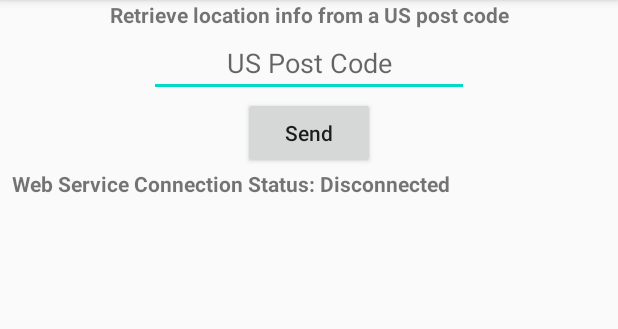
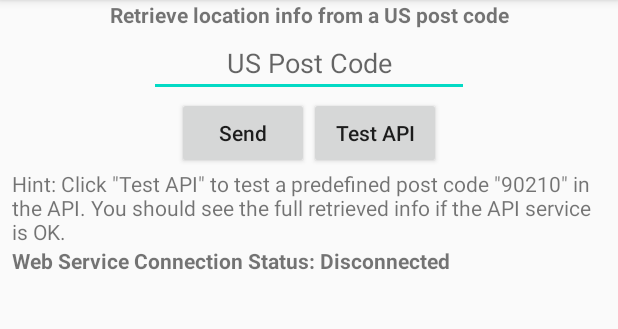
Before and after one commit to fangyiwen/NUMAD20SuYiwenFang, an Android app: the AtYourServiceActivity screen opened directly, with no data from a screen before it, on a phone screen of 412 x 824 dp, the part 84-413 px from its top. Run offline under Robolectric (Android 15) with nearby library versions, the phone set to English and light mode, and no system bars.

Commit message:
Add Test API button

```diff
--- a/app/src/main/java/com/myexample/numad20su_yiwenfang/AtYourServiceActivity.java
+++ b/app/src/main/java/com/myexample/numad20su_yiwenfang/AtYourServiceActivity.java
@@ -51,8 +51,10 @@ public class AtYourServiceActivity extends AppCompatActivity {
             textView11.setText("\nError: Post code can't be empty!");
             return;
         }
-        // Disable "Send" button before the retrieved process is finished
+        // Disable "Send" and "Test API" before the retrieved process is finished
         findViewById(R.id.button14).setEnabled(false);
+        findViewById(R.id.button17).setEnabled(false);
+
         inputPostCode = "\nInput post code: " + postCode;
         textView11.setText(inputPostCode + "\n\n(Pending...)");
         // Reset input EditText as empty after button click
@@ -62,6 +64,13 @@ public class AtYourServiceActivity extends AppCompatActivity {
         // Start AsyncTask
         myTask = new ApiTask();
         myTask.execute(url);
+    }
+
+    public void testApi(View view) {
+        // Use API predefined post code "90210" to check the API service works well
+        EditText postCodeEditText = findViewById(R.id.editText3);
+        postCodeEditText.setText("90210");
+        findViewById(R.id.button14).performClick();
     }
 
     private class ApiTask extends AsyncTask<String, String, String> {
@@ -174,8 +183,9 @@ public class AtYourServiceActivity extends AppCompatActivity {
         protected void onPostExecute(String result) {
             // Display the text returned by the doInBackground() method
             textView11.setText(inputPostCode + result);
-            // Enable "Send" button after the retrieved process is finished
+            // Enable "Send" and "Test API" after the retrieved process is finished
             findViewById(R.id.button14).setEnabled(true);
+            findViewById(R.id.button17).setEnabled(true);
         }
     }
 }
--- a/app/src/main/res/layout/activity_at_your_service.xml
+++ b/app/src/main/res/layout/activity_at_your_service.xml
@@ -33,13 +33,38 @@
                 android:inputType="none"
                 android:textAlignment="center" />
 
-            <Button
-                android:id="@+id/button14"
+            <LinearLayout
                 android:layout_width="wrap_content"
                 android:layout_height="wrap_content"
-                android:onClick="send"
-                android:text="@string/button14_string"
-                android:textAllCaps="false" />
+                android:orientation="horizontal">
+
+                <Button
+                    android:id="@+id/button14"
+                    android:layout_width="wrap_content"
+                    android:layout_height="wrap_content"
+                    android:onClick="send"
+                    android:text="@string/button14_string"
+                    android:textAllCaps="false" />
+
+                <Button
+                    android:id="@+id/button17"
+                    android:layout_width="wrap_content"
+                    android:layout_height="wrap_content"
+                    android:layout_weight="1"
+                    android:onClick="testApi"
+                    android:text="@string/test_api_string"
+                    android:textAllCaps="false" />
+
+            </LinearLayout>
+
+            <TextView
+                android:id="@+id/textView13"
+                android:layout_width="wrap_content"
+                android:layout_height="0dp"
+                android:layout_weight="1"
+                android:paddingLeft="8dp"
+                android:paddingRight="8dp"
+                android:text="@string/textview13_string" />
 
             <TextView
                 android:id="@+id/textView10"
--- a/app/src/main/res/values/strings.xml
+++ b/app/src/main/res/values/strings.xml
@@ -35,4 +35,6 @@
     <string name="editText3_hint">US Post Code</string>
     <string name="button14_string">Send</string>
     <string name="textView10_string">Web Service Connection Status: Disconnected</string>
+    <string name="test_api_string">Test API</string>
+    <string name="textview13_string">Hint: Click \"Test API\" to test a predefined post code \"90210\" in the API. You should see the full retrieved info if the API service is OK.</string>
 </resources>
```
Also changed, not shown: 1 other file.
